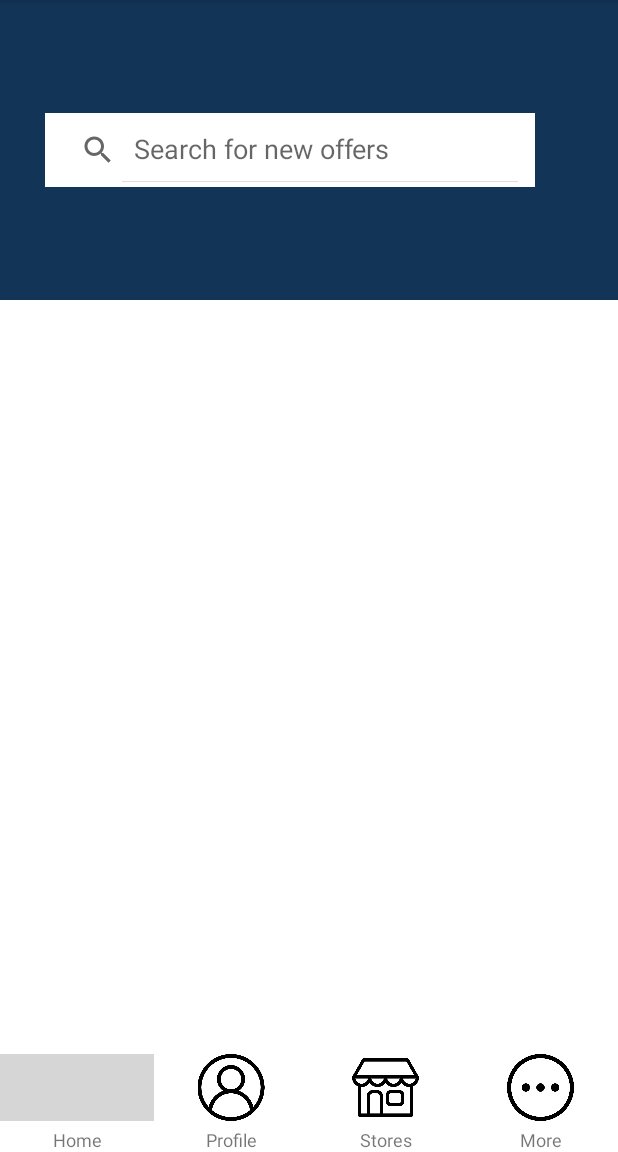
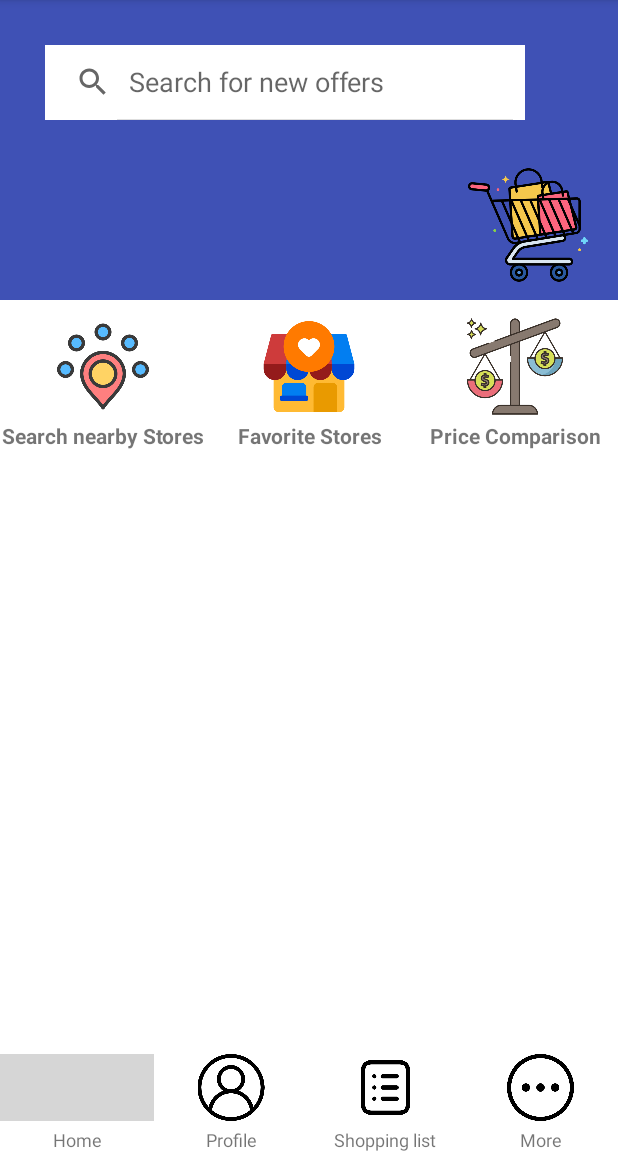
Before and after one commit to Ghaith-1/Grocery-Price-Tracker, an Android app: the Dashboard screen opened directly, with no data from a screen before it, on a phone screen of 412 x 824 dp, the part 84-1236 px from its top. Run offline under Robolectric (Android 15) with nearby library versions, the phone set to English and light mode, and no system bars; grey boxes are pictures that could not be loaded.

Commit message:
Second Dashboard Commit

```diff
--- a/app/src/main/java/com/example/grocerypricetracker/Dashboard.java
+++ b/app/src/main/java/com/example/grocerypricetracker/Dashboard.java
@@ -16,7 +16,8 @@ public class Dashboard extends AppCompatActivity {
         super.onCreate(savedInstanceState);
         setContentView(R.layout.activity_dashboard);
 
-        home = (ImageView) findViewById(R.id.home);
+        home = (ImageView) findViewById(R.id.homeImg);
+
         home.setOnClickListener(new View.OnClickListener() {
             @Override
             public void onClick(View view) {
--- a/app/src/main/res/layout/activity_dashboard.xml
+++ b/app/src/main/res/layout/activity_dashboard.xml
@@ -9,22 +9,164 @@
 
 
     <LinearLayout
-        android:id="@+id/linearLayout"
+        android:id="@+id/top1Layout"
+        android:layout_width="match_parent"
+        android:layout_height="wrap_content"
+        android:orientation="vertical"
+        tools:ignore="MissingConstraints">
+
+        <LinearLayout
+            android:id="@+id/top2Layout"
+            android:layout_width="match_parent"
+            android:layout_height="200dp"
+            android:background="#3F51B5"
+            android:orientation="horizontal">
+
+            <LinearLayout
+                android:id="@+id/top3Layout"
+                android:layout_width="match_parent"
+                android:layout_height="match_parent"
+                android:orientation="vertical">
+
+                <SearchView
+                    android:layout_width="wrap_content"
+                    android:layout_height="50dp"
+                    android:layout_gravity="top"
+                    android:layout_marginHorizontal="30dp"
+                    android:layout_marginVertical="30dp"
+                    android:background="#FFFFFF"
+                    android:iconifiedByDefault="false"
+                    android:queryHint="Search for new offers">
+
+                </SearchView>
+
+                <ImageView
+                    android:id="@+id/shopping"
+                    android:layout_width="100dp"
+                    android:layout_height="80dp"
+                    android:layout_gravity="right"
+                    android:layout_marginHorizontal="10dp"
+
+
+                    app:srcCompat="@drawable/shopping" />
+
+            </LinearLayout>
+        </LinearLayout>
+    </LinearLayout>
+
+    <LinearLayout
+        android:id="@+id/mid1Layout"
+        android:layout_width="match_parent"
+        android:layout_height="100dp"
+        android:layout_marginBottom="224dp"
+        android:layout_weight="1"
+        android:orientation="horizontal"
+        app:layout_constraintBottom_toTopOf="@+id/botLayout"
+        app:layout_constraintEnd_toEndOf="parent"
+        app:layout_constraintHorizontal_bias="0.0"
+        app:layout_constraintStart_toStartOf="parent"
+        app:layout_constraintTop_toBottomOf="@+id/top1Layout"
+        app:layout_constraintVertical_bias="0.0"
+        tools:ignore="NotSibling">
+
+        <LinearLayout
+            android:id="@+id/mid2Layout"
+            android:layout_width="match_parent"
+            android:layout_height="match_parent"
+            android:orientation="horizontal"
+            >
+
+            <LinearLayout
+                android:id="@+id/nearbyLayout"
+                android:layout_width="0dp"
+                android:layout_height="match_parent"
+                android:layout_weight="1"
+                android:orientation="vertical">
+
+                <ImageView
+                    android:id="@+id/nearbyImg"
+                    android:layout_width="match_parent"
+                    android:layout_height="wrap_content"
+                    android:layout_marginTop="8dp"
+                    android:layout_weight="1"
+                    app:srcCompat="@drawable/nearbystore" />
+
+                <TextView
+                    android:id="@+id/nearbyTxt"
+                    android:layout_width="match_parent"
+                    android:layout_height="wrap_content"
+                    android:text="Search nearby Stores"
+                    android:textStyle="bold"
+                    android:textAlignment="center"
+                    />
+            </LinearLayout>
+            <LinearLayout
+                android:id="@+id/favoriteLayout"
+                android:layout_width="0dp"
+                android:layout_height="match_parent"
+                android:layout_weight="1"
+                android:orientation="vertical">
+
+                <ImageView
+                    android:id="@+id/favoriteImg"
+                    android:layout_width="match_parent"
+                    android:layout_height="wrap_content"
+                    android:layout_marginTop="8dp"
+                    android:layout_weight="1"
+                    app:srcCompat="@drawable/favoritstore" />
+
+                <TextView
+                    android:id="@+id/favoriteTxt"
+                    android:layout_width="match_parent"
+                    android:layout_height="wrap_content"
+                    android:text="Favorite Stores"
+                    android:textAlignment="center"
+                    android:textStyle="bold"
+                    />
+            </LinearLayout>
+            <LinearLayout
+                android:id="@+id/priceLayout"
+                android:layout_width="0dp"
+                android:layout_height="match_parent"
+                android:layout_weight="1"
+                android:orientation="vertical">
+
+                <ImageView
+                    android:id="@+id/priceImg"
+                    android:layout_width="match_parent"
+                    android:layout_height="wrap_content"
+                    android:layout_marginTop="8dp"
+                    android:layout_weight="1"
+                    app:srcCompat="@drawable/pricecomparison" />
+
+                <TextView
+                    android:id="@+id/priceTxt"
+                    android:layout_width="match_parent"
+                    android:layout_height="wrap_content"
+                    android:text="Price Comparison"
+                    android:textAlignment="center"
+                    android:textStyle="bold"/>
+            </LinearLayout>
+        </LinearLayout>
+    </LinearLayout>
+
+    <LinearLayout
+        android:id="@+id/botLayout"
         android:layout_width="match_parent"
         android:layout_height="65dp"
+
         android:orientation="horizontal"
-        app:layout_constraintBottom_toBottomOf="parent"
-        app:layout_constraintEnd_toEndOf="parent"
-        app:layout_constraintStart_toStartOf="parent">
+        app:layout_constraintBottom_toBottomOf="parent">
 
         <LinearLayout
+            android:id="@+id/homeLayout"
             android:layout_width="0dp"
             android:layout_height="match_parent"
             android:layout_weight="1"
             android:orientation="vertical">
 
             <ImageView
-                android:id="@+id/home"
+                android:id="@+id/homeImg"
                 android:layout_width="match_parent"
                 android:layout_height="wrap_content"
                 android:layout_weight="@integer/material_motion_duration_long_1"
@@ -41,20 +183,22 @@
         </LinearLayout>
 
         <LinearLayout
+            android:id="@+id/profileLayout"
             android:layout_width="0dp"
             android:layout_height="match_parent"
             android:layout_weight="1"
             android:orientation="vertical">
 
             <ImageView
-                android:id="@+id/nearByStoresImg"
+                android:id="@+id/profileImg"
                 android:layout_width="match_parent"
                 android:layout_height="wrap_content"
                 android:layout_weight="@integer/material_motion_duration_long_1"
-                app:srcCompat="@drawable/profile1" />
+                app:srcCompat="@drawable/profile1"
+                tools:ignore="NestedWeights" />
 
             <TextView
-                android:id="@+id/nearByStoresTxt"
+                android:id="@+id/profileTxt"
                 android:layout_width="match_parent"
                 android:layout_height="wrap_content"
                 android:layout_marginTop="4dp"
@@ -64,29 +208,31 @@
         </LinearLayout>
 
         <LinearLayout
+            android:id="@+id/storeLayout"
             android:layout_width="0dp"
             android:layout_height="match_parent"
             android:layout_weight="1"
             android:orientation="vertical">
 
             <ImageView
-                android:id="@+id/favoriteImg"
+                android:id="@+id/storeImg"
                 android:layout_width="match_parent"
                 android:layout_height="wrap_content"
                 android:layout_weight="@integer/material_motion_duration_long_1"
-                app:srcCompat="@drawable/store" />
+                app:srcCompat="@drawable/shoppinglist" />
 
             <TextView
-                android:id="@+id/favoriteTxt"
+                android:id="@+id/storeTxt"
                 android:layout_width="match_parent"
                 android:layout_height="wrap_content"
                 android:layout_marginTop="4dp"
-                android:text="Stores"
+                android:text="Shopping list"
                 android:textAlignment="center"
-                android:textSize="12sp" />
+                android:textSize="12sp"/>
         </LinearLayout>
 
         <LinearLayout
+            android:id="@+id/moreLayout"
             android:layout_width="0dp"
             android:layout_height="match_parent"
             android:layout_weight="1"
@@ -108,35 +254,7 @@
                 android:textAlignment="center"
                 android:textSize="12sp" />
         </LinearLayout>
-    </LinearLayout>
 
-    <LinearLayout
-        android:layout_width="match_parent"
-        android:layout_height="200dp"
-        android:background="#123456"
-        android:orientation="horizontal"
-        app:layout_constraintEnd_toEndOf="parent"
-        app:layout_constraintHorizontal_bias="0.0"
-        app:layout_constraintStart_toStartOf="parent"
-        app:layout_constraintTop_toTopOf="parent">
-
-        <LinearLayout
-            android:layout_width="wrap_content"
-            android:layout_height="match_parent"
-            android:layout_marginHorizontal="30dp"
-            android:layout_marginVertical="75dp"
-            android:background="#FFFFFF"
-
-
-            android:orientation="horizontal">
-
-            <SearchView
-                android:layout_width="match_parent"
-                android:layout_height="match_parent"
-                android:layout_margin="3dp"
-                android:iconifiedByDefault="false"
-                android:queryHint="Search for new offers" />
-        </LinearLayout>
     </LinearLayout>
 
 </androidx.constraintlayout.widget.ConstraintLayout>
```
Also changed, not shown: app/src/main/res/drawable-v24/basket.png (deleted), app/src/main/res/drawable-v24/favoritstore.png (added), app/src/main/res/drawable-v24/img.png (deleted), app/src/main/res/drawable-v24/img_1.png (deleted), app/src/main/res/drawable-v24/img_2.png (deleted), app/src/main/res/drawable-v24/nearbystore.png (added), app/src/main/res/drawable-v24/pricecomparison.png (added), app/src/main/res/drawable-v24/profile.webp (deleted), app/src/main/res/drawable-v24/scale.png (deleted), app/src/main/res/drawable-v24/shopping.png (added), app/src/main/res/drawable-v24/shoppinglist.png (added).
